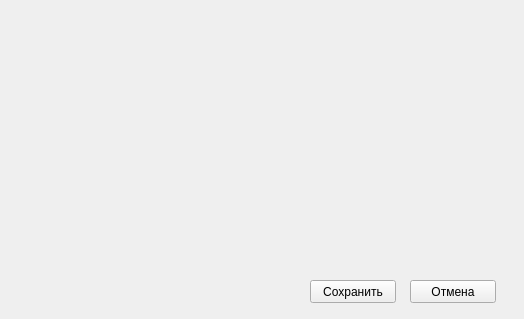
First picture: the form in qokved/listsmanipulations.ui, repository kostin1221/okved, before the edit.
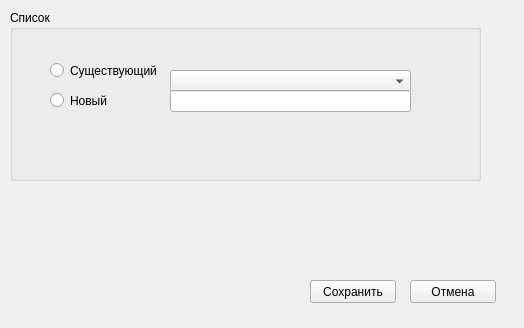
Second picture: the form after the edit.

What changed in the file:
```diff
--- a/qokved/listsmanipulations.ui
+++ b/qokved/listsmanipulations.ui
@@ -10,7 +10,7 @@
     <x>0</x>
     <y>0</y>
     <width>524</width>
-    <height>319</height>
+    <height>328</height>
    </rect>
   </property>
   <property name="windowTitle">
@@ -42,6 +42,68 @@
     <string>Сохранить</string>
    </property>
   </widget>
+  <widget class="QGroupBox" name="groupBox">
+   <property name="geometry">
+    <rect>
+     <x>10</x>
+     <y>10</y>
+     <width>471</width>
+     <height>171</height>
+    </rect>
+   </property>
+   <property name="title">
+    <string>Список</string>
+   </property>
+   <widget class="QRadioButton" name="radioButton">
+    <property name="geometry">
+     <rect>
+      <x>40</x>
+      <y>50</y>
+      <width>121</width>
+      <height>21</height>
+     </rect>
+    </property>
+    <property name="text">
+     <string>Существующий</string>
+    </property>
+   </widget>
+   <widget class="QRadioButton" name="radioButton_2">
+    <property name="geometry">
+     <rect>
+      <x>40</x>
+      <y>80</y>
+      <width>91</width>
+      <height>21</height>
+     </rect>
+    </property>
+    <property name="text">
+     <string>Новый</string>
+    </property>
+   </widget>
+   <widget class="QComboBox" name="comboBox">
+    <property name="geometry">
+     <rect>
+      <x>160</x>
+      <y>60</y>
+      <width>241</width>
+      <height>23</height>
+     </rect>
+    </property>
+    <property name="editable">
+     <bool>false</bool>
+    </property>
+   </widget>
+   <widget class="QLineEdit" name="lineEdit">
+    <property name="geometry">
+     <rect>
+      <x>160</x>
+      <y>80</y>
+      <width>241</width>
+      <height>22</height>
+     </rect>
+    </property>
+   </widget>
+  </widget>
  </widget>
  <resources/>
  <connections>
```
